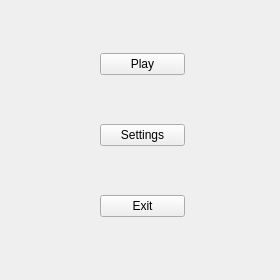
Before: the Qt Designer form src/gui/main_menu/mainmenu.ui in sudosys/matchmatch-game, drawn with Qt 5.
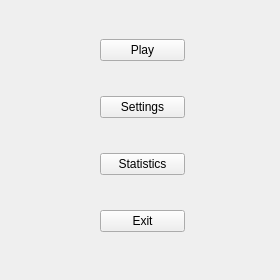
After: the same form once the commit is applied.

Commit message: player statistics are recorded

What changed in the file:
```diff
--- a/src/gui/main_menu/mainmenu.ui
+++ b/src/gui/main_menu/mainmenu.ui
@@ -62,6 +62,13 @@
        </property>
       </widget>
      </item>
+     <item>
+      <widget class="QPushButton" name="statistics_button">
+       <property name="text">
+        <string>Statistics</string>
+       </property>
+      </widget>
+     </item>
      <item>
       <widget class="QPushButton" name="exit_button">
        <property name="text">
```
The commit also changes 14 other files.
